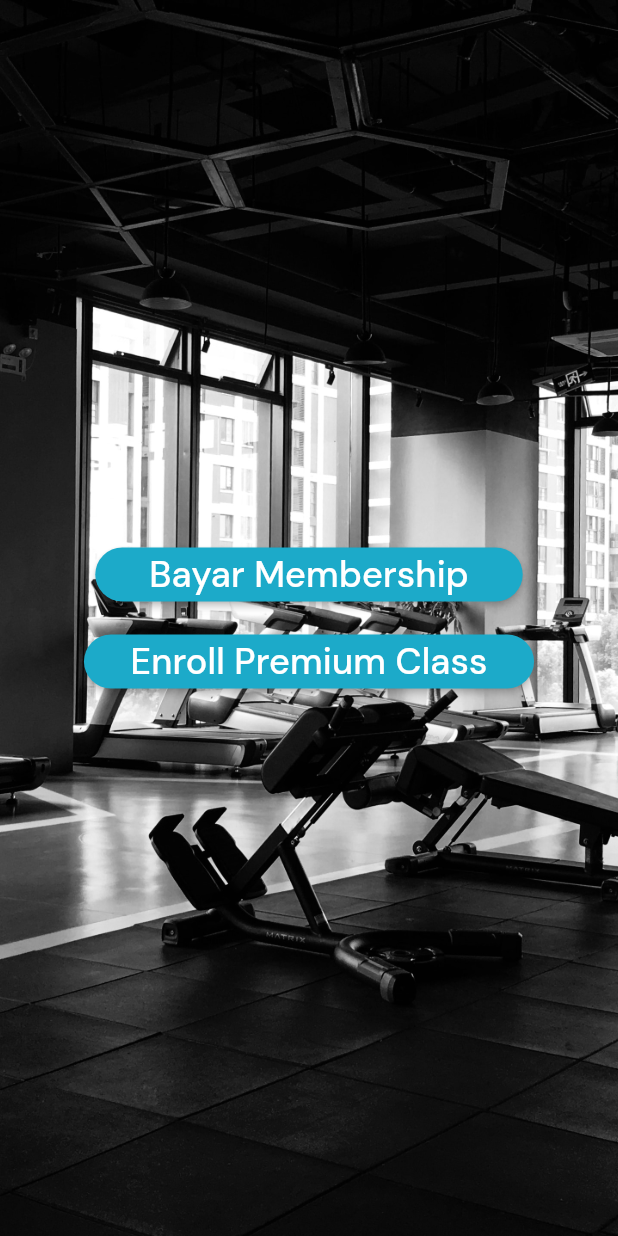
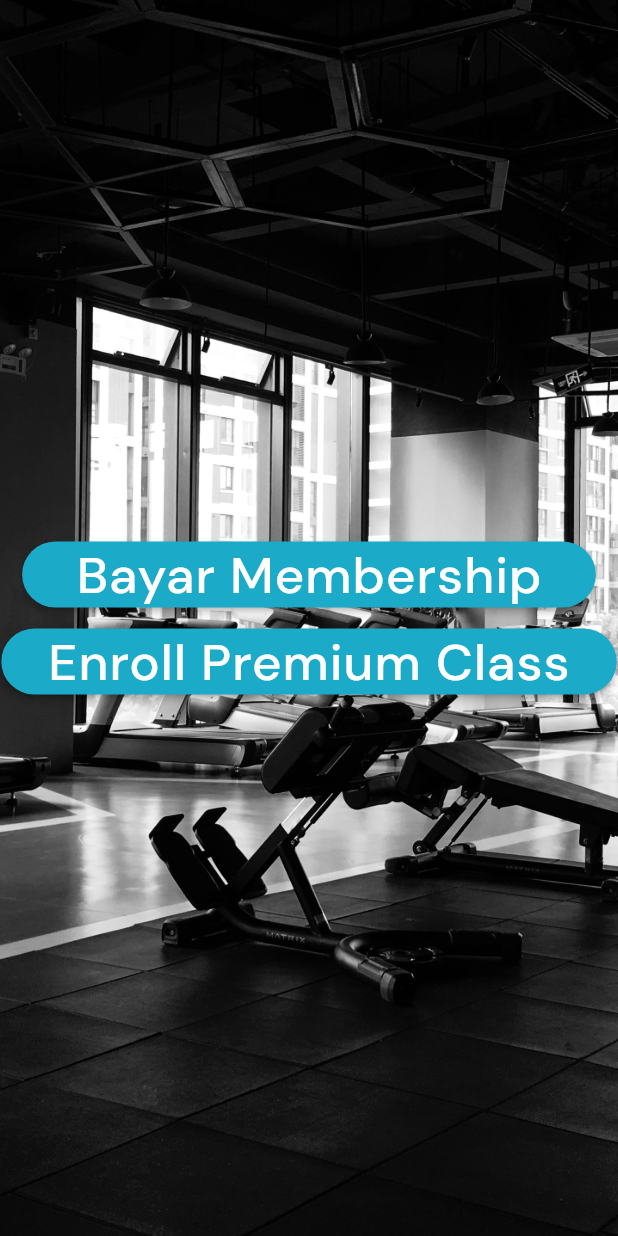
Before and after one commit to faldi-qios/gym-qios, a Flutter app: the screen it shows after launch, on a phone screen of 412 x 824 dp. Run offline on Flutter 3.47's test engine with Material 2 defaults, Android fonts, the phone set to English and light mode, and no system bars; our stand-ins replace go_router, google_fonts.

Commit message:
Class page retry

```diff
--- a/gym/lib/main.dart
+++ b/gym/lib/main.dart
@@ -30,10 +30,10 @@ class MyApp extends StatelessWidget {
             //   builder: (context, state) => PaymmentPage(),
             // ),
             GoRoute(
-              name: "enroll",
-              path: "enroll",
-              builder: (context, state) => EnrollPage(),
-            )
+                name: "class",
+                path: "class",
+                builder: (context, state) => EnrollPage(),
+                routes: [])
           ],
         ),
       ],
@@ -49,7 +49,7 @@ class MyApp extends StatelessWidget {
           primaryColor: Color(0xFF1CAAC9),
           textTheme: TextTheme(
             displayLarge: GoogleFonts.dmSans(
-              fontSize: 57,
+              fontSize: 48,
               fontWeight: FontWeight.w700,
               color: Colors.black,
             ),
@@ -64,20 +64,20 @@ class MyApp extends StatelessWidget {
               color: Colors.black,
             ),
             headlineLarge: GoogleFonts.dmSans(
-              fontSize: 32,
-              fontWeight: FontWeight.w700,
-              color: Colors.black,
-            ),
+                fontSize: 34,
+                fontWeight: FontWeight.w500,
+                color: Colors.white,
+                letterSpacing: 0.69),
             headlineMedium: GoogleFonts.dmSans(
               fontSize: 28,
               fontWeight: FontWeight.w700,
               color: Colors.black,
             ),
             headlineSmall: GoogleFonts.dmSans(
-              fontSize: 24,
-              fontWeight: FontWeight.w700,
-              color: Colors.black,
-            ),
+                fontSize: 24,
+                fontWeight: FontWeight.w700,
+                color: Colors.black,
+                letterSpacing: 0.75),
             titleLarge: GoogleFonts.dmSans(
               fontSize: 22,
               fontWeight: FontWeight.w700,
@@ -91,7 +91,7 @@ class MyApp extends StatelessWidget {
             ),
             titleSmall: GoogleFonts.dmSans(
               fontSize: 14,
-              fontWeight: FontWeight.w700,
+              fontWeight: FontWeight.w500,
               letterSpacing: 0.1,
               color: Colors.black,
             ),
--- a/gym/lib/screens/homepage.dart
+++ b/gym/lib/screens/homepage.dart
@@ -25,15 +25,13 @@ class HomePage extends StatelessWidget {
                   backgroundColor: Theme.of(context).primaryColor,
                   foregroundColor: Colors.white,
                 ),
-                child: const Padding(
-                  padding: EdgeInsets.symmetric(
+                child: Padding(
+                  padding: const EdgeInsets.symmetric(
                     horizontal: 20.0,
                   ),
                   child: Text(
                     'Bayar Membership',
-                    style: TextStyle(
-                      fontSize: 24,
-                    ),
+                    style: Theme.of(context).textTheme.headlineLarge,
                   ),
                 ),
               ),
@@ -42,22 +40,18 @@ class HomePage extends StatelessWidget {
               ),
               ElevatedButton(
                 onPressed: () =>
-                    context.go("/enroll"), //This go to enroll premium class
+                    context.go("/class"), //This go to enroll premium class
                 style: ElevatedButton.styleFrom(
                   shape: const StadiumBorder(),
                   backgroundColor: Theme.of(context).primaryColor,
                   foregroundColor: Colors.white,
                 ),
-                child: const Padding(
-                  padding: EdgeInsets.symmetric(
+                child: Padding(
+                  padding: const EdgeInsets.symmetric(
                     horizontal: 15.0,
                   ),
-                  child: Text(
-                    'Enroll Premium Class',
-                    style: TextStyle(
-                      fontSize: 24,
-                    ),
-                  ),
+                  child: Text('Enroll Premium Class',
+                      style: Theme.of(context).textTheme.headlineLarge),
                 ),
               ),
             ],
```
Also changed, not shown: gym/lib/screens/enrollpage.dart (+9 -8 lines), gym/lib/widgets/categories_widget.dart (+11 -3 lines), gym/lib/widgets/class_tile.dart (+106 -14 lines), gym/pubspec.yaml (+4 -4 lines), gym/assets/fonts/Gordita-Regular.otf (added).
